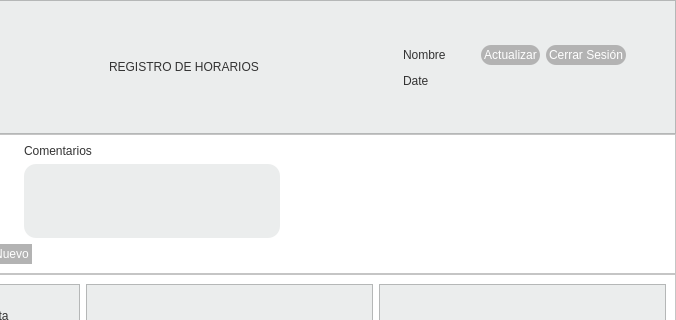
Above: registro_horarios.ui from altitude-solutions/Operador_Radio before the change; both pictures show x 826 to 1502 and y 0 to 320 of the 1502 by 704 pixel window. Below: the same form after it.
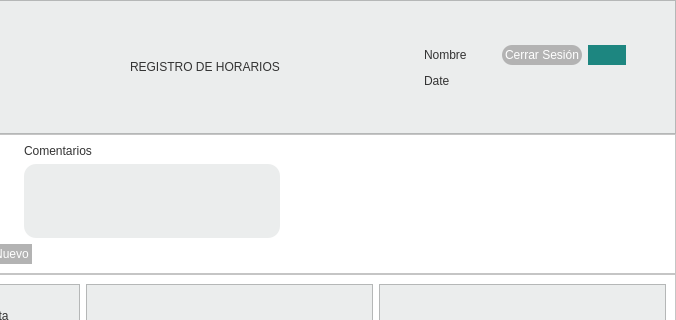
That is the form after the change.

```diff
--- a/registro_horarios.ui
+++ b/registro_horarios.ui
@@ -231,19 +231,21 @@
               </property>
              </widget>
             </item>
-            <item row="0" column="1">
+            <item row="0" column="3">
              <widget class="QPushButton" name="update_database">
               <property name="styleSheet">
-               <string notr="true">background-color: #B3B3B3;
-border-radius: 10px;
-font: 11pt &quot;MS Shell Dlg 2&quot;;
-color: white;
-min-width: 6em;
-max-width: 6em;
-padding: 3px;</string>
+               <string notr="true">background-color: #1D8680;
+border-radius: 13px;
+font: 10pt &quot;MS Shell Dlg 2&quot;;
+color: #333333;
+padding: 3px;
+max-width:1.3em;
+max-height:1.3em;
+min-width:1.3em;
+min-height:1.3em;</string>
               </property>
               <property name="text">
-               <string>Actualizar</string>
+               <string/>
               </property>
              </widget>
             </item>
```
Left out of the diff: 6 changed lines with no effect on the pictures.
